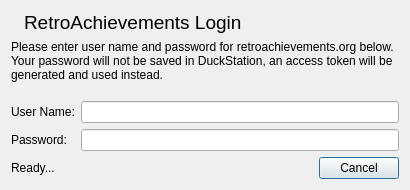
Before: the Qt Designer form src/duckstation-qt/achievementlogindialog.ui in kofxi3584karlayang/duckstation, drawn with Qt 5.
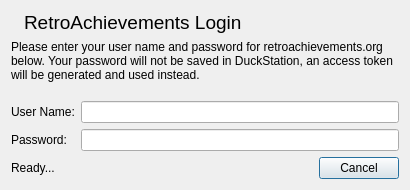
After: the same form once the commit is applied. Icons and pictures are not drawn.

```diff
--- a/src/duckstation-qt/achievementlogindialog.ui
+++ b/src/duckstation-qt/achievementlogindialog.ui
@@ -66,7 +66,7 @@
    <item>
     <widget class="QLabel" name="label_3">
      <property name="text">
-      <string>Please enter user name and password for retroachievements.org below. Your password will not be saved in DuckStation, an access token will be generated and used instead.</string>
+      <string>Please enter your user name and password for retroachievements.org below. Your password will not be saved in DuckStation, an access token will be generated and used instead.</string>
      </property>
      <property name="wordWrap">
       <bool>true</bool>
```
Left out of the diff: 2 changed lines with no effect on the pictures.
